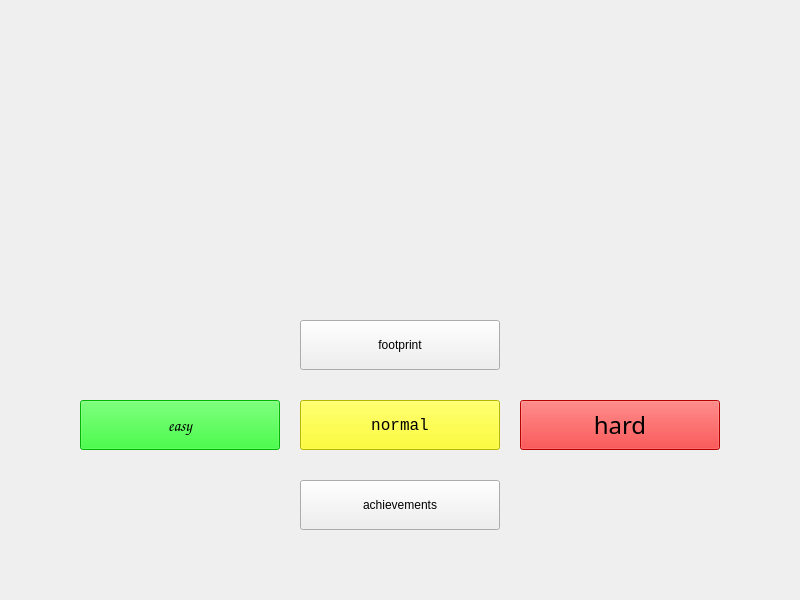
Before: the Qt Designer form m.ui in Salvare777/qt-lab, drawn with Qt 5.
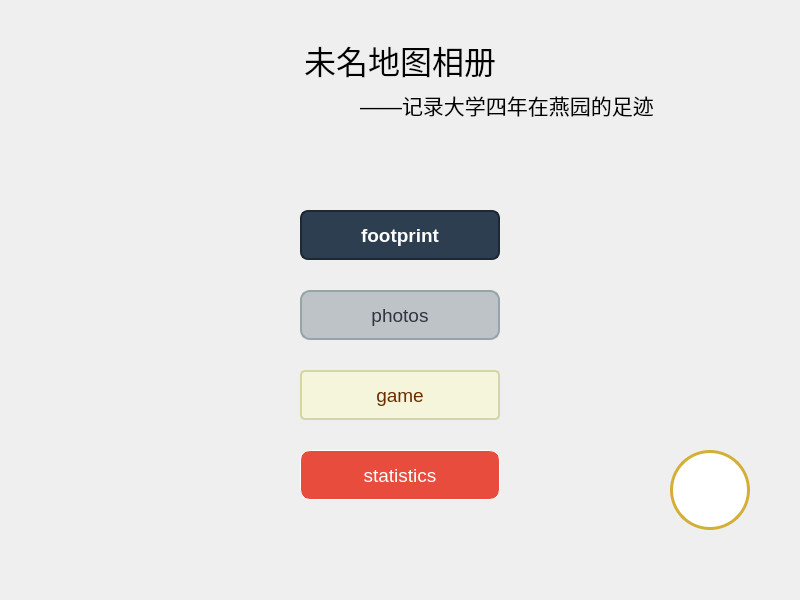
After: the same form once the commit is applied.

What changed in the file:
```diff
--- a/m.ui
+++ b/m.ui
@@ -14,86 +14,45 @@
    <string>m</string>
   </property>
   <widget class="QWidget" name="centralwidget">
-   <widget class="QPushButton" name="pushButton">
-    <property name="geometry">
-     <rect>
-      <x>80</x>
-      <y>400</y>
-      <width>200</width>
-      <height>50</height>
-     </rect>
-    </property>
-    <property name="font">
-     <font>
-      <family>Comic Sans MS</family>
-      <pointsize>12</pointsize>
-     </font>
-    </property>
-    <property name="styleSheet">
-     <string notr="true">color: rgb(0, 0, 0);
-background-color: rgb(0, 255, 0);</string>
-    </property>
-    <property name="text">
-     <string>easy</string>
-    </property>
-   </widget>
-   <widget class="QPushButton" name="pushButton_2">
-    <property name="geometry">
-     <rect>
-      <x>300</x>
-      <y>400</y>
-      <width>200</width>
-      <height>50</height>
-     </rect>
-    </property>
-    <property name="font">
-     <font>
-      <family>Consolas</family>
-      <pointsize>12</pointsize>
-     </font>
-    </property>
-    <property name="styleSheet">
-     <string notr="true">color: rgb(0, 0, 0);
-background-color: rgb(255,255, 0);</string>
-    </property>
-    <property name="text">
-     <string>normal</string>
-    </property>
-   </widget>
-   <widget class="QPushButton" name="pushButton_3">
-    <property name="geometry">
-     <rect>
-      <x>520</x>
-      <y>400</y>
-      <width>200</width>
-      <height>50</height>
-     </rect>
-    </property>
-    <property name="font">
-     <font>
-      <family>Gabriola</family>
-      <pointsize>18</pointsize>
-     </font>
-    </property>
-    <property name="styleSheet">
-     <string notr="true">color: rgb(0, 0, 0);
-background-color: rgb(255,0, 0);</string>
-    </property>
-    <property name="text">
-     <string>hard</string>
-    </property>
-   </widget>
    <widget class="QPushButton" name="pushButton_4">
     <property name="geometry">
      <rect>
-      <x>300</x>
-      <y>480</y>
-      <width>200</width>
-      <height>50</height>
+      <x>670</x>
+      <y>450</y>
+      <width>80</width>
+      <height>80</height>
      </rect>
     </property>
+    <property name="minimumSize">
+     <size>
+      <width>0</width>
+      <height>0</height>
+     </size>
+    </property>
+    <property name="maximumSize">
+     <size>
+      <width>80</width>
+      <height>80</height>
+     </size>
+    </property>
+    <property name="styleSheet">
+     <string notr="true">QPushButton{
+
+border:1px solid red;   /*边框的粗细，颜色*/
+border-radius:40px;    /*设置圆角半径 */
+padding:2px 4px;  /*QFrame边框与内部其它部件的距离*/
+background-color: white; /* 金色 */
+border: 3px solid #D4AF37; /* 金边框 */
+color:white;		/*字体颜色*/
+qproperty-iconSize: 60px 60px; 
+font:bold 14px;		/*设置按钮文字和大小*/
+}
+
+
+</string>
+    </property>
     <property name="text">
-     <string>achievements</string>
+     <string/>
     </property>
    </widget>
    <widget class="QLabel" name="label">
@@ -113,19 +72,171 @@
     <property name="geometry">
      <rect>
       <x>300</x>
-      <y>320</y>
+      <y>210</y>
       <width>200</width>
       <height>50</height>
      </rect>
     </property>
+    <property name="font">
+     <font>
+      <pointsize>14</pointsize>
+      <bold>true</bold>
+     </font>
+    </property>
+    <property name="styleSheet">
+     <string notr="true">QPushButton {
+  background-color: #2c3e50;
+  color: white;
+  border: 2px solid #1c2833;
+  border-radius: 8px;
+}
+QPushButton:hover {
+  background-color: white;
+  color: #2c3e50;
+  border: 2px solid #2c3e50;
+}
+</string>
+    </property>
     <property name="text">
      <string>footprint</string>
     </property>
    </widget>
-   <zorder>label</zorder>
-   <zorder>pushButton</zorder>
-   <zorder>pushButton_2</zorder>
-   <zorder>pushButton_3</zorder>
+   <widget class="QPushButton" name="pushButton_5">
+    <property name="geometry">
+     <rect>
+      <x>300</x>
+      <y>290</y>
+      <width>200</width>
+      <height>50</height>
+     </rect>
+    </property>
+    <property name="font">
+     <font>
+      <pointsize>14</pointsize>
+     </font>
+    </property>
+    <property name="styleSheet">
+     <string notr="true">QPushButton {
+  background-color: #bdc3c7;
+  color: #2f3640;
+  border: 2px solid #95a5a6;
+  border-radius: 10px;
+}
+QPushButton:hover {
+  background-color: white;
+  color: #2f3640;
+  border: 2px solid #7f8c8d;
+}
+</string>
+    </property>
+    <property name="text">
+     <string>photos</string>
+    </property>
+   </widget>
+   <widget class="QPushButton" name="pushButton">
+    <property name="geometry">
+     <rect>
+      <x>300</x>
+      <y>370</y>
+      <width>200</width>
+      <height>50</height>
+     </rect>
+    </property>
+    <property name="font">
+     <font>
+      <pointsize>14</pointsize>
+     </font>
+    </property>
+    <property name="styleSheet">
+     <string notr="true">QPushButton {
+  background-color: #f5f5dc;
+  color: #6e2c00;
+  border: 2px solid #d5d5a3;
+  border-radius: 5px;
+}
+QPushButton:hover {
+  background-color: white;
+  color: #6e2c00;
+  border: 2px solid #6e2c00;
+}
+</string>
+    </property>
+    <property name="text">
+     <string>game</string>
+    </property>
+   </widget>
+   <widget class="QPushButton" name="pushButton_2">
+    <property name="geometry">
+     <rect>
+      <x>300</x>
+      <y>450</y>
+      <width>200</width>
+      <height>50</height>
+     </rect>
+    </property>
+    <property name="font">
+     <font>
+      <pointsize>14</pointsize>
+     </font>
+    </property>
+    <property name="styleSheet">
+     <string notr="true">QPushButton {
+  background-color: #e74c3c;
+  color: white;
+  border: 1px solid white;
+  border-radius: 10px;
+}
+QPushButton:hover {
+  background-color: white;
+  color: #e74c3c;
+  border: 1px solid #e74c3c;
+}
+</string>
+    </property>
+    <property name="text">
+     <string>statistics</string>
+    </property>
+   </widget>
+   <widget class="QLabel" name="title">
+    <property name="geometry">
+     <rect>
+      <x>200</x>
+      <y>20</y>
+      <width>400</width>
+      <height>80</height>
+     </rect>
+    </property>
+    <property name="font">
+     <font>
+      <pointsize>24</pointsize>
+     </font>
+    </property>
+    <property name="text">
+     <string>未名地图相册</string>
+    </property>
+    <property name="alignment">
+     <set>Qt::AlignmentFlag::AlignCenter</set>
+    </property>
+   </widget>
+   <widget class="QLabel" name="label_2">
+    <property name="geometry">
+     <rect>
+      <x>360</x>
+      <y>80</y>
+      <width>351</width>
+      <height>50</height>
+     </rect>
+    </property>
+    <property name="font">
+     <font>
+      <pointsize>16</pointsize>
+     </font>
+    </property>
+    <property name="text">
+     <string>——记录大学四年在燕园的足迹</string>
+    </property>
+   </widget>
+   <zorder>subtitle</zorder>
    <zorder>pushButton_4</zorder>
    <zorder>footprint</zorder>
   </widget>
```
Left out of the diff: 7 changed lines with no effect on the pictures.
